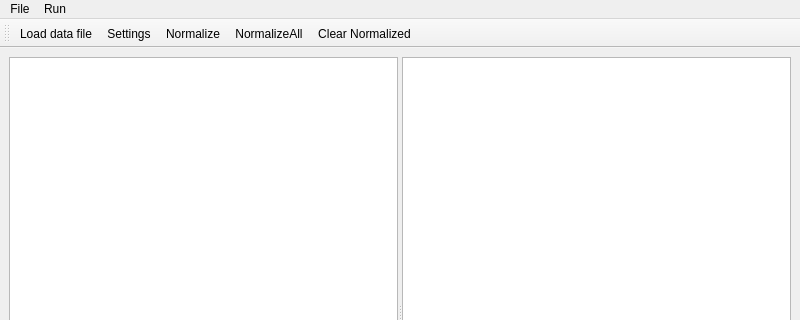
Old version of the form ui/main.ui in the repository eremeykin/ectgui2; both pictures show x 0 to 800 and y 0 to 320 of the 800 by 600 pixel window.
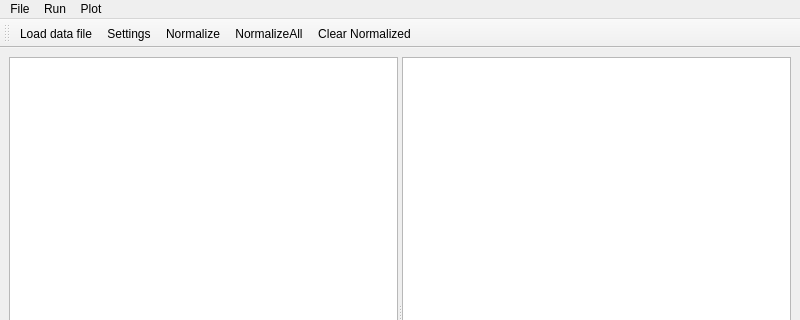
New version of the form. Icons and pictures are not drawn.

```diff
--- a/ui/main.ui
+++ b/ui/main.ui
@@ -56,8 +56,17 @@
      <string>Run</string>
     </property>
    </widget>
+   <widget class="QMenu" name="menuPlot">
+    <property name="title">
+     <string>Plot</string>
+    </property>
+    <addaction name="action_by_markers"/>
+    <addaction name="action_svd"/>
+    <addaction name="actionRemove_markers"/>
+   </widget>
    <addaction name="menuFile"/>
    <addaction name="menu_run"/>
+   <addaction name="menuPlot"/>
   </widget>
   <widget class="QStatusBar" name="statusbar"/>
   <widget class="QToolBar" name="toolBar">
```
Left out of the diff: 27 changed lines with no effect on the pictures.
